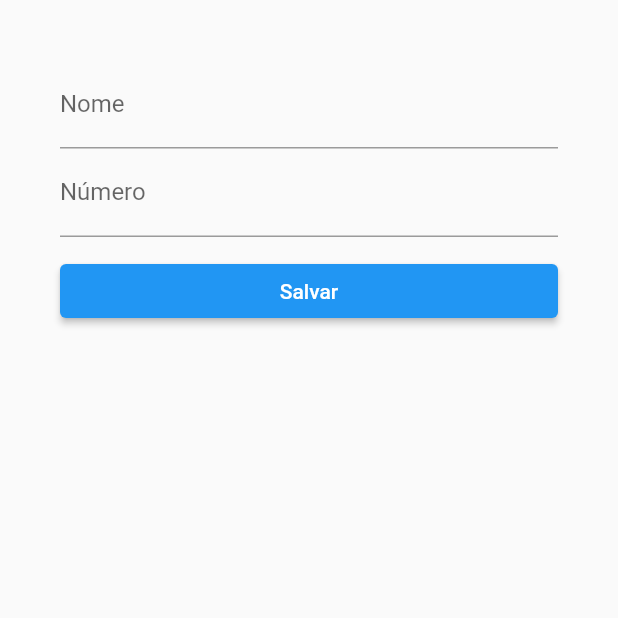
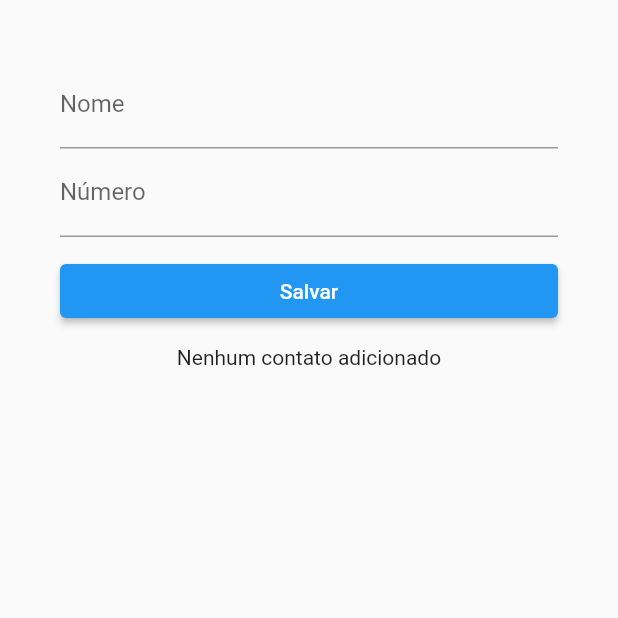
Before and after one commit to professorbossini/20232_pessoal_flutter_bloc_contatos_improve_it, a Flutter app: the screen it shows after launch, on a phone screen of 412 x 824 dp, the top half of it. Run offline on Flutter 3.47's test engine with Material 2 defaults, Android fonts, the phone set to English and light mode, and no system bars.

Commit message:
kind of complete stuff, better improve it

```diff
--- a/lib/src/blocs/bloc.dart
+++ b/lib/src/blocs/bloc.dart
@@ -1,16 +1,37 @@
 import 'validators.dart';
 import 'dart:async';
+import '../models/contato_model.dart';
 class Bloc with Validators {
+  //streams de validação
   final _nomeController = StreamController<String>();
   final _numeroController = StreamController<String>();
+
   Stream<String> get nome => _nomeController.stream.transform(validarNome);
+
   Stream<String> get numero => _numeroController.stream.transform(validarNumero);
+
   Function(String) get mudarNome => _nomeController.sink.add;
+
   Function(String) get mudarNumero => _numeroController.sink.add;
+
+  //stream que lida com uma lista de contatos
+  final _contatosController = StreamController<List<Contato>>();
+
+  Stream<List<Contato>> get contatos => _contatosController.stream;
+  //a lista de contatos
+  List<Contato> _contatos = [];
+  //adicionamos na lista e o sink a absorve a seguir
+  void adicionarContato(Contato contato) {
+    _contatos.add(contato);
+    _contatosController.sink.add(_contatos);
+  }
+
   void dispose(){
     _nomeController.close();
     _numeroController.close();
+    _contatosController.close();
   }
 }
 
+//instância global do bloc
 final bloc = Bloc();
--- a/lib/src/blocs/validators.dart
+++ b/lib/src/blocs/validators.dart
@@ -1,9 +1,12 @@
 import 'dart:async';
 mixin Validators{
+  //começa com maiúscula, tem, pelos menos, duas letras minúsculas antes de um espaço em branco obrigatório e um sobrenome a seguir (com pelo menos uma letra)
   static final regExpNome = RegExp('[A-Z][a-z]{2,} [A-Za-z]+');
+  //começa com parênteses, tem dois dígitos, fecha parênteses, tem um espaço em branco, tem 5 dígitos, tem um traço, tem 4 dígitos
   static final regExpNumero = RegExp('^\\([0-9]{2}\\) [0-9]{5}-[0-9]{4}\$');
   final validarNome = StreamTransformer<String, String>.fromHandlers(
     handleData: (nome, sink){
+      //busca por todas as ocorrências da expressão regular no nome e verifica se tem só uma
       if (regExpNome.allMatches(nome).length == 1){
         sink.add(nome);
       }
@@ -14,6 +17,7 @@ mixin Validators{
   );
   final validarNumero = StreamTransformer<String, String>.fromHandlers(
     handleData: (numero, sink){
+      //busca por todas as ocorrências da expressão regular no número e verifica se tem só uma
       if (regExpNumero.allMatches(numero).length == 1){
         sink.add(numero);
       }
--- /dev/null
+++ b/lib/src/models/contato_model.dart
@@ -0,0 +1,10 @@
+class Contato{
+  String _nome;
+  String _numero;
+  Contato(this._nome, this._numero);
+
+  String get nome => _nome;
+  String get numero => _numero;
+  set nome(String nome) => _nome = nome;
+  set numero(String numero) => _numero = numero;
+}
--- a/lib/src/telas/contatos_tela.dart
+++ b/lib/src/telas/contatos_tela.dart
@@ -1,5 +1,5 @@
 import 'package:flutter/material.dart';
-import '../widgets/entrada_widget.dart';
+import '../widgets/contatos_widget.dart';
 class ContatosTela extends StatelessWidget{
   @override
   Widget build(BuildContext context) {
@@ -7,7 +7,7 @@ class ContatosTela extends StatelessWidget{
       margin: EdgeInsets.all(20.0),
       child: Column(
         children: [
-          EntradaWidget()
+          ContatosWidget(),
         ],
       )
     );
--- a/lib/src/widgets/entrada_widget.dart
+++ b/lib/src/widgets/contatos_widget.dart
@@ -1,6 +1,11 @@
 import 'package:flutter/material.dart';
 import '../blocs/bloc.dart';
-class EntradaWidget extends StatelessWidget{
+import '../models/contato_model.dart';
+import '../widgets/contato_widget.dart';
+class ContatosWidget extends StatelessWidget{
+  String nomeAtual = '';
+  String numeroAtual = '';
+  List<Contato> contatos = [Contato('Ana', '1')];
   @override
   Widget build(BuildContext context) {
     return Container(
@@ -19,6 +24,7 @@ class EntradaWidget extends StatelessWidget{
               ],
             ),
           ),
+          contatosList()
         ],
       )
     );
@@ -30,7 +36,10 @@ class EntradaWidget extends StatelessWidget{
       stream: bloc.nome,
       builder: (context, snapshot){
         return TextField(
-          onChanged: bloc.mudarNome,
+          onChanged: (valor){
+            bloc.mudarNome(valor);
+            nomeAtual = valor;
+          },
           keyboardType: TextInputType.name,
           decoration: InputDecoration(
             labelText: 'Nome',
@@ -48,7 +57,10 @@ class EntradaWidget extends StatelessWidget{
       stream: bloc.numero,
       builder: (context, snapshot){
         return TextField(
-          onChanged: bloc.mudarNumero,
+          onChanged: (valor){
+            bloc.mudarNumero(valor);
+            numeroAtual = valor;
+          },
           keyboardType: TextInputType.number,
           decoration: InputDecoration(
             labelText: 'Número',
@@ -63,7 +75,27 @@ class EntradaWidget extends StatelessWidget{
   Widget submitButton(){
     return ElevatedButton(
       child: Text('Salvar'),
-      onPressed: (){},
+      onPressed: () => bloc.adicionarContato(Contato(nomeAtual, numeroAtual)),
+    );
+  }
+
+  Widget contatosList(){
+    return Container(
+      margin: EdgeInsets.only(top: 12.0),
+      child: StreamBuilder(
+        stream: bloc.contatos,
+        builder: (context, snapshot){
+          if (snapshot.hasData){
+            return Column(
+              children: snapshot.data!.map<Widget>(
+                (contato) => ContatoWidget(contato.nome, contato.numero)).toList(),
+            );
+          }
+          else {
+            return Text('Nenhum contato adicionado');
+          }
+        },
+      ),
     );
   }
 }
```
Also changed, not shown: lib/src/widgets/contato_widget.dart (+5 -3 lines).
